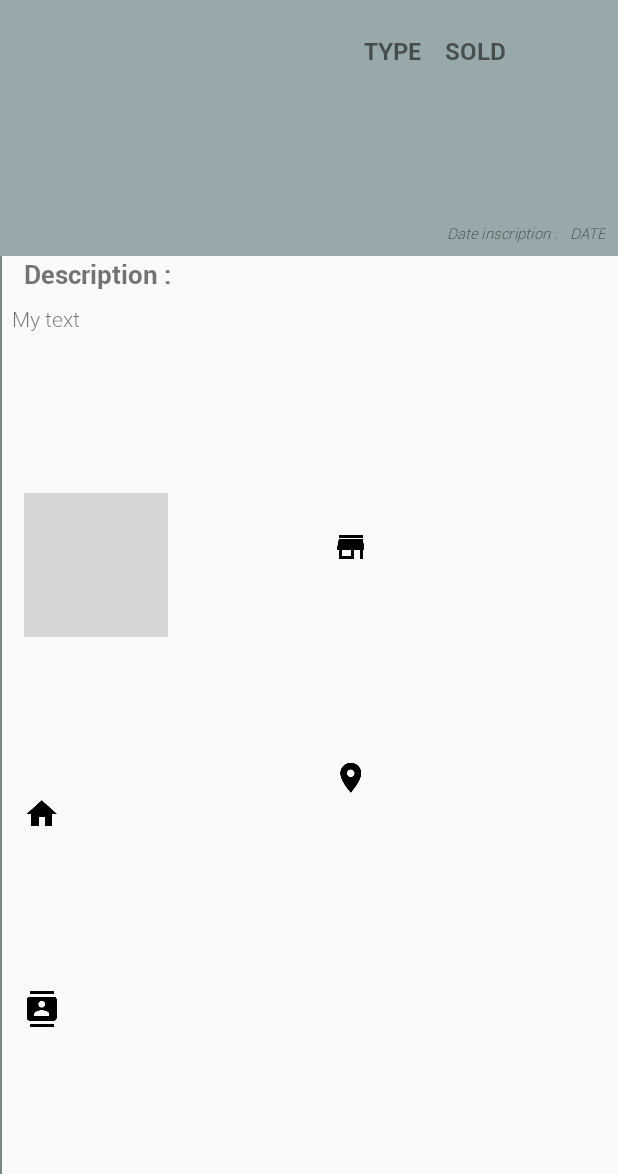
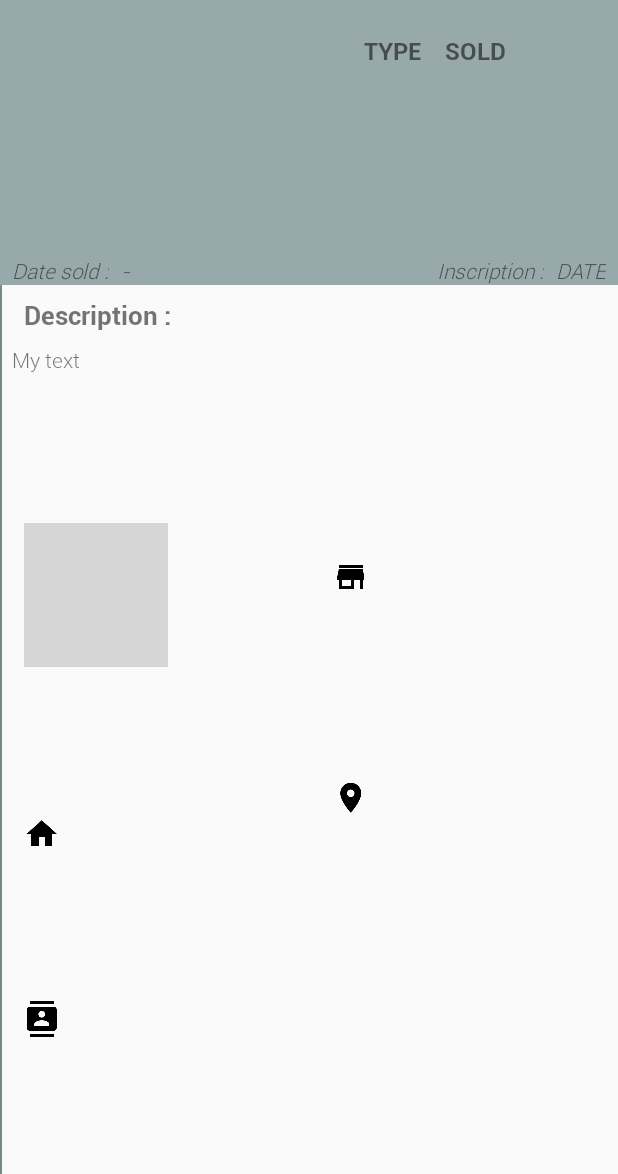
Before and after one commit to FLF69740/Projet-8-OC, an Android app: the fragment SecondFragment placed in its activity, on a phone screen of 412 x 824 dp, the part 62-1236 px from its top. Run offline under Robolectric (Android 15) with nearby library versions, the phone set to English and light mode, and no system bars; our stand-ins replace ButterKnife, Room's generated code; libraries missing offline, so code that uses them is left out: android.arch.persistence, pub.devrel.easypermissions; grey boxes are pictures that could not be loaded.

```diff
--- a/app/src/main/java/com/openclassrooms/realestatemanager/models/TransformerApartmentItems.java
+++ b/app/src/main/java/com/openclassrooms/realestatemanager/models/TransformerApartmentItems.java
@@ -104,11 +104,6 @@ public class TransformerApartmentItems {
                     !itemList.get(i).getInformation().equals(context.getString(R.string.fragment_modification_recycler_no_picture))) {
 
                 String fileName = String.valueOf(mApartment.getId()) + PICTURE_TITLE_CHARACTERE + itemList.get(i).getInformation();
-                if (!BitmapStorage.isFileExist(context, fileName)) {
-                    BitmapStorage.saveImageInternalStorage(context, fileName, Uri.parse(itemList.get(i).getUrlPicture()));
-                    BitmapStorage.showImageInformations(context, fileName);
-                }
-
                 String iterationPicture = mApartment.getUrlPicture();
                 if (iterationPicture.equals(Apartment.EMPTY_CASE)){
                     iterationPicture = itemList.get(i).getInformation() + PICTURE_SEP_TI_URL + fileName;
--- a/app/src/main/res/layout-land/fragment_second.xml
+++ b/app/src/main/res/layout-land/fragment_second.xml
@@ -21,6 +21,7 @@ tools:context=".apartmentdetail.SecondFragment">
                 android:layout_width="0dp"
                 android:layout_height="0dp"
                 android:layout_marginStart="1dp"
+                android:scaleType="centerCrop"
                 app:layout_constraintDimensionRatio="w,1:1"
                 app:layout_constraintEnd_toStartOf="@+id/guideline_left"
                 app:layout_constraintStart_toStartOf="@id/left_line_border"
@@ -62,7 +63,7 @@ tools:context=".apartmentdetail.SecondFragment">
                 android:layout_marginTop="8dp"
                 android:fontFamily="@font/roboto_light"
                 android:text="@string/apartment_inscription"
-                android:textSize="10sp"
+                android:textSize="14sp"
                 android:textStyle="italic"
                 app:layout_constraintStart_toStartOf="parent"
                 app:layout_constraintTop_toBottomOf="@+id/photo_presentation" />
@@ -74,11 +75,37 @@ tools:context=".apartmentdetail.SecondFragment">
                 android:layout_marginStart="8dp"
                 android:fontFamily="@font/roboto_light"
                 android:text="DATE"
-                android:textSize="10sp"
+                android:textSize="14sp"
                 android:textStyle="italic"
                 app:layout_constraintBottom_toBottomOf="@+id/textView2"
                 app:layout_constraintStart_toEndOf="@+id/textView2"
                 app:layout_constraintTop_toTopOf="@+id/textView2" />
+
+            <TextView
+                android:id="@+id/titleDateSold"
+                android:layout_width="wrap_content"
+                android:layout_height="wrap_content"
+                android:layout_marginEnd="8dp"
+                android:fontFamily="@font/roboto_light"
+                android:text="@string/apartment_title_date_sold"
+                android:textSize="14sp"
+                android:textStyle="italic"
+                app:layout_constraintBottom_toBottomOf="@+id/dateSold"
+                app:layout_constraintEnd_toStartOf="@+id/dateSold"
+                app:layout_constraintTop_toTopOf="@+id/dateSold" />
+
+            <TextView
+                android:id="@+id/dateSold"
+                android:layout_width="wrap_content"
+                android:layout_height="wrap_content"
+                android:layout_marginEnd="8dp"
+                android:fontFamily="@font/roboto_light"
+                android:text="@string/apartment_date_sold"
+                android:textSize="14sp"
+                android:textStyle="italic"
+                app:layout_constraintBottom_toBottomOf="@+id/date_inscription"
+                app:layout_constraintEnd_toStartOf="@+id/imageView6"
+                app:layout_constraintTop_toTopOf="@+id/date_inscription" />
 
             <TextView
                 android:id="@+id/description_title"
@@ -111,6 +138,7 @@ tools:context=".apartmentdetail.SecondFragment">
                 app:layout_constraintTop_toBottomOf="@+id/description_title" />
 
             <ImageView
+                android:id="@+id/imageView6"
                 android:layout_width="0dp"
                 android:layout_height="match_parent"
                 android:src="@color/colorPrimary"
--- a/app/src/main/res/layout/fragment_second.xml
+++ b/app/src/main/res/layout/fragment_second.xml
@@ -21,7 +21,7 @@ tools:context=".apartmentdetail.SecondFragment">
                 android:layout_width="match_parent"
                 android:layout_height="0dp"
                 android:src="@color/colorPrimary"
-                app:layout_constraintBottom_toTopOf="@+id/description_title"
+                app:layout_constraintBottom_toBottomOf="@+id/titleDateSold"
                 app:layout_constraintTop_toTopOf="parent" />
 
             <ImageView
@@ -30,6 +30,7 @@ tools:context=".apartmentdetail.SecondFragment">
                 android:layout_height="0dp"
                 android:layout_marginStart="8dp"
                 android:layout_marginTop="8dp"
+                android:scaleType="centerCrop"
                 app:layout_constraintDimensionRatio="w,1:1"
                 app:layout_constraintEnd_toStartOf="@+id/guideline_left"
                 app:layout_constraintStart_toStartOf="@id/left_line_border"
@@ -72,7 +73,7 @@ tools:context=".apartmentdetail.SecondFragment">
                 android:layout_marginBottom="8dp"
                 android:fontFamily="@font/roboto_light"
                 android:text="DATE"
-                android:textSize="10sp"
+                android:textSize="14sp"
                 android:textStyle="italic"
                 app:layout_constraintBottom_toTopOf="@+id/description_title"
                 app:layout_constraintEnd_toEndOf="parent" />
@@ -83,11 +84,37 @@ tools:context=".apartmentdetail.SecondFragment">
                 android:layout_marginEnd="8dp"
                 android:fontFamily="@font/roboto_light"
                 android:text="@string/apartment_inscription"
-                android:textSize="10sp"
+                android:textSize="14sp"
                 android:textStyle="italic"
                 app:layout_constraintBottom_toBottomOf="@+id/date_inscription"
                 app:layout_constraintEnd_toStartOf="@+id/date_inscription"
                 app:layout_constraintTop_toTopOf="@+id/date_inscription" />
+
+            <TextView
+                android:id="@+id/titleDateSold"
+                android:layout_width="wrap_content"
+                android:layout_height="wrap_content"
+                android:layout_marginStart="8dp"
+                android:layout_marginTop="8dp"
+                android:fontFamily="@font/roboto_light"
+                android:text="@string/apartment_title_date_sold"
+                android:textSize="14sp"
+                android:textStyle="italic"
+                app:layout_constraintStart_toStartOf="parent"
+                app:layout_constraintTop_toBottomOf="@+id/photo_presentation" />
+
+            <TextView
+                android:id="@+id/dateSold"
+                android:layout_width="wrap_content"
+                android:layout_height="wrap_content"
+                android:layout_marginStart="8dp"
+                android:fontFamily="@font/roboto_light"
+                android:text="@string/apartment_date_sold"
+                android:textSize="14sp"
+                android:textStyle="italic"
+                app:layout_constraintBottom_toBottomOf="@+id/titleDateSold"
+                app:layout_constraintStart_toEndOf="@+id/titleDateSold"
+                app:layout_constraintTop_toTopOf="@+id/titleDateSold" />
 
             <TextView
                 android:id="@+id/description_title"
@@ -101,7 +128,7 @@ tools:context=".apartmentdetail.SecondFragment">
                 android:textSize="17sp"
                 app:layout_constraintEnd_toEndOf="parent"
                 app:layout_constraintStart_toStartOf="parent"
-                app:layout_constraintTop_toBottomOf="@+id/photo_presentation" />
+                app:layout_constraintTop_toBottomOf="@+id/dateSold" />
 
             <TextView
                 android:id="@+id/description_body"
--- a/app/src/main/res/values/strings.xml
+++ b/app/src/main/res/values/strings.xml
@@ -23,13 +23,19 @@
     <string name="apartment_room">room(s)</string>
     <string name="METER" translatable="false">METER</string>
     <string name="FEET" translatable="false">FEET</string>
-    <string name="apartment_inscription">Date inscription :</string>
+    <string name="apartment_inscription">Inscription :</string>
+    <string name="apartment_title_date_sold">Date sold :</string>
+    <string name="apartment_date_sold" translatable="false"> - </string>
 
     <!-- Apartment modifier -->
     <string name="fragment_modification_manager_title">MANAGER :</string>
     <string name="fragment_modification_button_title">CHANGE</string>
     <string name="fragment_modification_recycler_no_po">[+] point of interest</string>
     <string name="fragment_modification_recycler_no_picture">[+] picture</string>
+    <string name="activity_photo_modifier_validate">VALIDATE</string>
+    <string name="activity_photo_modifier_cancel">CANCEL</string>
+    <string name="activity_photo_modifier_advertising_photo_name">This title for this photo already exists</string>
+    <string name="activity_photo_modifier_advertising_empty_edittext">Photo must have a title</string>
 
     <!-- TRANSFORMER APARTMENT ITEM -->
     <string name="apartment_title_type">TYPE :</string>
```
Also changed, not shown: app/src/main/AndroidManifest.xml (+7 -4 lines), app/src/main/java/com/openclassrooms/realestatemanager/Utils.java (+18 -6 lines), app/src/main/java/com/openclassrooms/realestatemanager/apartmentdetail/SecondFragment.java (+4 -12 lines), app/src/main/java/com/openclassrooms/realestatemanager/apartmentmodifier/ModifierActivity.java (+7 -1 lines), app/src/main/java/com/openclassrooms/realestatemanager/apartmentmodifier/ModifierFragment.java (+134 -140 lines), app/src/main/java/com/openclassrooms/realestatemanager/apartmentmodifier/PhotoModifierActivity.java (added, +150 -0 lines), app/src/main/res/layout/activity_photo_modifier.xml (added, +101 -0 lines), app/src/main/res/layout/fragment_modifier.xml (+27 -19 lines), 1 other file.
